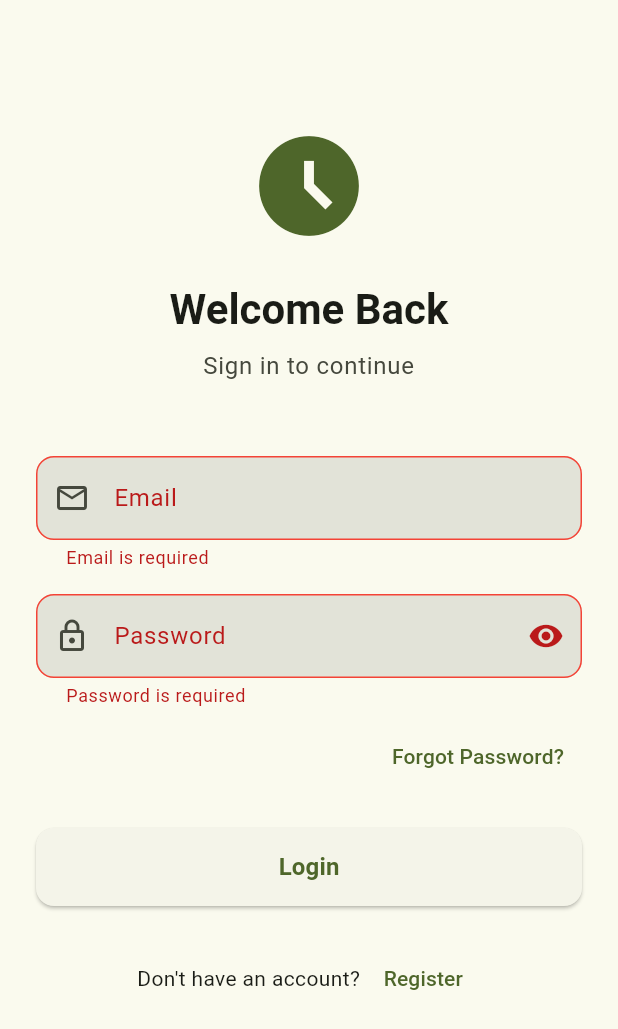
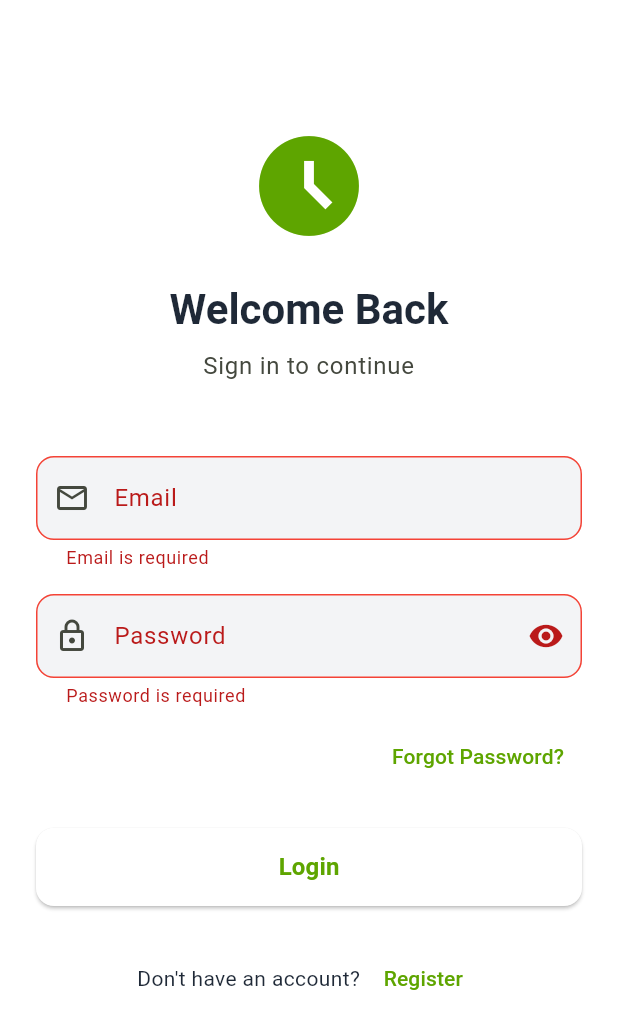
Before and after one commit to 24lyhour/employee-app, a Flutter app: the screen it shows after launch, after a tap on "Login", on a phone screen of 412 x 824 dp. Shown: the top 1029 px of the screen. Run offline on Flutter 3.47's test engine with Material 3 defaults, Android fonts, the phone set to English and light mode, and no system bars; our stand-ins replace get, image_picker; missing offline and left inert: flutter_flavor, mobile_scanner; accounts and stored records are empty.

Commit message:
new update

```diff
--- a/lib/app/core/theme/app_theme.dart
+++ b/lib/app/core/theme/app_theme.dart
@@ -1,22 +1,121 @@
 import 'package:flutter/material.dart';
 
 class AppTheme {
+  // Primary green color
+  static const _primaryColor = Color(0xFF5EA500);
+  static const _textPrimary = Color(0xFF1F2937);
+  static const _textSecondary = Color(0xFF6B7280);
+
   static ThemeData get lightTheme {
+    final colorScheme =
+        ColorScheme.fromSeed(
+          seedColor: _primaryColor,
+          brightness: Brightness.light,
+        ).copyWith(
+          primary: _primaryColor,
+          onPrimary: Colors.white,
+          primaryContainer: const Color(0xFFD4F5A0),
+          surface: Colors.white,
+          onSurface: _textPrimary,
+          surfaceContainerHighest: Colors.white,
+          surfaceContainerHigh: Colors.white,
+          surfaceContainer: Colors.white,
+          surfaceContainerLow: Colors.white,
+          surfaceContainerLowest: Colors.white,
+          surfaceTint: Colors.transparent,
+        );
+
+    return ThemeData(
+      useMaterial3: true,
+      colorScheme: colorScheme,
+      scaffoldBackgroundColor: Colors.white,
+      canvasColor: Colors.white,
+      appBarTheme: const AppBarTheme(
+        centerTitle: true,
+        elevation: 0,
+        backgroundColor: Colors.white,
+        surfaceTintColor: Colors.transparent,
+        foregroundColor: _textPrimary,
+      ),
+      cardTheme: CardThemeData(
+        elevation: 0,
+        color: Colors.white,
+        surfaceTintColor: Colors.transparent,
+        shape: RoundedRectangleBorder(borderRadius: BorderRadius.circular(12)),
+      ),
+      bottomAppBarTheme: const BottomAppBarThemeData(
+        color: Colors.white,
+        surfaceTintColor: Colors.transparent,
+      ),
+      dialogTheme: DialogThemeData(
+        backgroundColor: Colors.white,
+        surfaceTintColor: Colors.transparent,
+        shape: RoundedRectangleBorder(borderRadius: BorderRadius.circular(16)),
+      ),
+      elevatedButtonTheme: ElevatedButtonThemeData(
+        style: ElevatedButton.styleFrom(
+          minimumSize: const Size(double.infinity, 52),
+          shape: RoundedRectangleBorder(
+            borderRadius: BorderRadius.circular(12),
+          ),
+        ),
+      ),
+      outlinedButtonTheme: OutlinedButtonThemeData(
+        style: OutlinedButton.styleFrom(
+          minimumSize: const Size(double.infinity, 52),
+          shape: RoundedRectangleBorder(
+            borderRadius: BorderRadius.circular(12),
+          ),
+        ),
+      ),
+      inputDecorationTheme: InputDecorationTheme(
+        filled: true,
+        fillColor: const Color(0xFFF3F4F6),
+        border: OutlineInputBorder(
+          borderRadius: BorderRadius.circular(12),
+          borderSide: BorderSide.none,
+        ),
+        enabledBorder: OutlineInputBorder(
+          borderRadius: BorderRadius.circular(12),
+          borderSide: BorderSide.none,
+        ),
+        focusedBorder: OutlineInputBorder(
+          borderRadius: BorderRadius.circular(12),
+          borderSide: BorderSide(color: _primaryColor, width: 2),
+        ),
+        errorBorder: OutlineInputBorder(
+          borderRadius: BorderRadius.circular(12),
+          borderSide: const BorderSide(color: Colors.red),
+        ),
+        contentPadding: const EdgeInsets.symmetric(
+          horizontal: 16,
+          vertical: 16,
+        ),
+        hintStyle: const TextStyle(color: _textSecondary),
+      ),
+      navigationBarTheme: NavigationBarThemeData(
+        height: 70,
+        backgroundColor: Colors.white,
+        surfaceTintColor: Colors.transparent,
+        labelBehavior: NavigationDestinationLabelBehavior.alwaysShow,
+        indicatorShape: RoundedRectangleBorder(
+          borderRadius: BorderRadius.circular(12),
+        ),
+      ),
+    );
+  }
+
+  static ThemeData get darkTheme {
     return ThemeData(
       useMaterial3: true,
       colorScheme: ColorScheme.fromSeed(
-        seedColor: const Color(0xFF9AE600),
-        brightness: Brightness.light,
-      ),
-      appBarTheme: const AppBarTheme(
-        centerTitle: true,
-        elevation: 0,
-      ),
+        seedColor: _primaryColor,
+        brightness: Brightness.dark,
+      ).copyWith(primary: _primaryColor, onPrimary: Colors.black),
+      appBarTheme: const AppBarTheme(centerTitle: true, elevation: 0),
       cardTheme: CardThemeData(
         elevation: 0,
-        shape: RoundedRectangleBorder(
-          borderRadius: BorderRadius.circular(12),
-        ),
+        shape: RoundedRectangleBorder(borderRadius: BorderRadius.circular(12)),
       ),
       elevatedButtonTheme: ElevatedButtonThemeData(
         style: ElevatedButton.styleFrom(
@@ -48,70 +147,10 @@ class AppTheme {
           borderRadius: BorderRadius.circular(12),
           borderSide: const BorderSide(width: 2),
         ),
-        errorBorder: OutlineInputBorder(
-          borderRadius: BorderRadius.circular(12),
-          borderSide: const BorderSide(color: Colors.red),
+        contentPadding: const EdgeInsets.symmetric(
+          horizontal: 16,
+          vertical: 16,
         ),
-        contentPadding: const EdgeInsets.symmetric(horizontal: 16, vertical: 16),
-      ),
-      navigationBarTheme: NavigationBarThemeData(
-        height: 70,
-        labelBehavior: NavigationDestinationLabelBehavior.alwaysShow,
-        indicatorShape: RoundedRectangleBorder(
-          borderRadius: BorderRadius.circular(12),
-        ),
-      ),
-    );
-  }
-
-  static ThemeData get darkTheme {
-    return ThemeData(
-      useMaterial3: true,
-      colorScheme: ColorScheme.fromSeed(
-        seedColor: const Color(0xFF9AE600),
-        brightness: Brightness.dark,
-      ),
-      appBarTheme: const AppBarTheme(
-        centerTitle: true,
-        elevation: 0,
-      ),
-      cardTheme: CardThemeData(
-        elevation: 0,
-        shape: RoundedRectangleBorder(
-          borderRadius: BorderRadius.circular(12),
-        ),
-      ),
-      elevatedButtonTheme: ElevatedButtonThemeData(
-        style: ElevatedButton.styleFrom(
-          minimumSize: const Size(double.infinity, 52),
-          shape: RoundedRectangleBorder(
-            borderRadius: BorderRadius.circular(12),
-          ),
-        ),
-      ),
-      outlinedButtonTheme: OutlinedButtonThemeData(
-        style: OutlinedButton.styleFrom(
-          minimumSize: const Size(double.infinity, 52),
-          shape: RoundedRectangleBorder(
-            borderRadius: BorderRadius.circular(12),
-          ),
-        ),
-      ),
-      inputDecorationTheme: InputDecorationTheme(
-        filled: true,
-        border: OutlineInputBorder(
-          borderRadius: BorderRadius.circular(12),
-          borderSide: BorderSide.none,
-        ),
-        enabledBorder: OutlineInputBorder(
-          borderRadius: BorderRadius.circular(12),
-          borderSide: BorderSide.none,
-        ),
-        focusedBorder: OutlineInputBorder(
-          borderRadius: BorderRadius.circular(12),
-          borderSide: const BorderSide(width: 2),
-        ),
-        contentPadding: const EdgeInsets.symmetric(horizontal: 16, vertical: 16),
       ),
       navigationBarTheme: NavigationBarThemeData(
         height: 70,
--- a/lib/app/modules/attendance/widgets/check_button.dart
+++ b/lib/app/modules/attendance/widgets/check_button.dart
@@ -24,12 +24,12 @@ class CheckButton extends StatelessWidget {
         width: 200,
         height: 200,
         decoration: BoxDecoration(
-          color: color.withValues(alpha: 0.1),
+          color: Colors.white,
           shape: BoxShape.circle,
-          border: Border.all(color: color, width: 4),
+          border: Border.all(color: color.withValues(alpha: 0.3), width: 4),
           boxShadow: [
             BoxShadow(
-              color: color.withValues(alpha: 0.3),
+              color: color.withValues(alpha: 0.15),
               blurRadius: 20,
               spreadRadius: 2,
             ),
--- a/lib/app/modules/auth/controllers/auth_controller.dart
+++ b/lib/app/modules/auth/controllers/auth_controller.dart
@@ -1,5 +1,6 @@
 import 'package:flutter/material.dart';
 import 'package:get/get.dart';
+import '../../../core/utils/toast_helper.dart';
 import '../../../data/models/user_model.dart';
 import '../../../data/providers/auth_provider.dart';
 import '../../../routes/app_pages.dart';
@@ -98,22 +99,10 @@ class AuthController extends GetxController {
         _clearFields();
         Get.offAllNamed(Routes.MAIN);
       } else {
-        Get.snackbar(
-          'Error',
-          'Invalid email or password',
-          snackPosition: SnackPosition.BOTTOM,
-          backgroundColor: Colors.red,
-          colorText: Colors.white,
-        );
+        ToastHelper.showError('Invalid email or password');
       }
     } catch (e) {
-      Get.snackbar(
-        'Error',
-        'An error occurred. Please try again.',
-        snackPosition: SnackPosition.BOTTOM,
-        backgroundColor: Colors.red,
-        colorText: Colors.white,
-      );
+      ToastHelper.showError('An error occurred. Please try again.');
     } finally {
       isLoading.value = false;
     }
@@ -136,22 +125,10 @@ class AuthController extends GetxController {
         _clearFields();
         Get.offAllNamed(Routes.MAIN);
       } else {
-        Get.snackbar(
-          'Error',
-          'Registration failed. Please try again.',
-          snackPosition: SnackPosition.BOTTOM,
-          backgroundColor: Colors.red,
-          colorText: Colors.white,
-        );
+        ToastHelper.showError('Registration failed. Please try again.');
       }
     } catch (e) {
-      Get.snackbar(
-        'Error',
-        'An error occurred. Please try again.',
-        snackPosition: SnackPosition.BOTTOM,
-        backgroundColor: Colors.red,
-        colorText: Colors.white,
-      );
+      ToastHelper.showError('An error occurred. Please try again.');
     } finally {
       isLoading.value = false;
     }
--- a/lib/app/modules/auth/views/login_view.dart
+++ b/lib/app/modules/auth/views/login_view.dart
@@ -11,6 +11,7 @@ class LoginView extends GetView<AuthController> {
   @override
   Widget build(BuildContext context) {
     return Scaffold(
+      backgroundColor: Colors.white,
       body: SafeArea(
         child: SingleChildScrollView(
           padding: const EdgeInsets.all(24),
--- a/lib/app/modules/auth/views/register_view.dart
+++ b/lib/app/modules/auth/views/register_view.dart
@@ -11,6 +11,7 @@ class RegisterView extends GetView<AuthController> {
   @override
   Widget build(BuildContext context) {
     return Scaffold(
+      backgroundColor: Colors.white,
       appBar: AppBar(
         title: const Text(AppStrings.register),
       ),
--- a/lib/app/modules/history/views/history_view.dart
+++ b/lib/app/modules/history/views/history_view.dart
@@ -9,7 +9,9 @@ class HistoryView extends GetView<HistoryController> {
   @override
   Widget build(BuildContext context) {
     return Scaffold(
+      backgroundColor: Colors.white,
       appBar: AppBar(
+        backgroundColor: Colors.white,
         title: const Text('History'),
       ),
       body: Column(
--- a/lib/app/modules/home/views/home_view.dart
+++ b/lib/app/modules/home/views/home_view.dart
@@ -10,7 +10,9 @@ class HomeView extends GetView<HomeController> {
   @override
   Widget build(BuildContext context) {
     return Scaffold(
+      backgroundColor: Colors.white,
       appBar: AppBar(
+        backgroundColor: Colors.white,
         title: const Text('Dashboard'),
         actions: [
           IconButton(
--- a/lib/app/modules/profile/views/profile_view.dart
+++ b/lib/app/modules/profile/views/profile_view.dart
@@ -9,7 +9,9 @@ class ProfileView extends GetView<ProfileController> {
   @override
   Widget build(BuildContext context) {
     return Scaffold(
+      backgroundColor: Colors.white,
       appBar: AppBar(
+        backgroundColor: Colors.white,
         title: const Text('Profile'),
       ),
       body: Obx(() {
--- a/lib/app/modules/splash/views/splash_view.dart
+++ b/lib/app/modules/splash/views/splash_view.dart
@@ -9,6 +9,7 @@ class SplashView extends GetView<SplashController> {
   @override
   Widget build(BuildContext context) {
     return Scaffold(
+      backgroundColor: Colors.white,
       body: Center(
         child: Column(
           mainAxisAlignment: MainAxisAlignment.center,
--- a/pubspec.yaml
+++ b/pubspec.yaml
@@ -38,6 +38,7 @@ dependencies:
   flutter_flavor: ^3.1.4
   image_picker: ^1.1.2
   mobile_scanner: ^7.2.0
+  fluttertoast: ^9.0.0
 
 dev_dependencies:
   flutter_test:
```
Also changed, not shown: lib/app/core/constants/app_constants.dart (+23 -9 lines), lib/app/core/utils/toast_helper.dart (added, +134 -0 lines), lib/app/modules/attendance/controllers/attendance_controller.dart (+9 -59 lines), lib/app/modules/attendance/views/attendance_view.dart (+14 -23 lines), lib/app/modules/main/views/main_view.dart (+25 -22 lines), lib/app/modules/scanner/views/camera_scanner_view.dart (+9 -14 lines), lib/app/modules/scanner/views/scanner_view.dart (+5 -3 lines), pubspec.lock, 1 other file.
